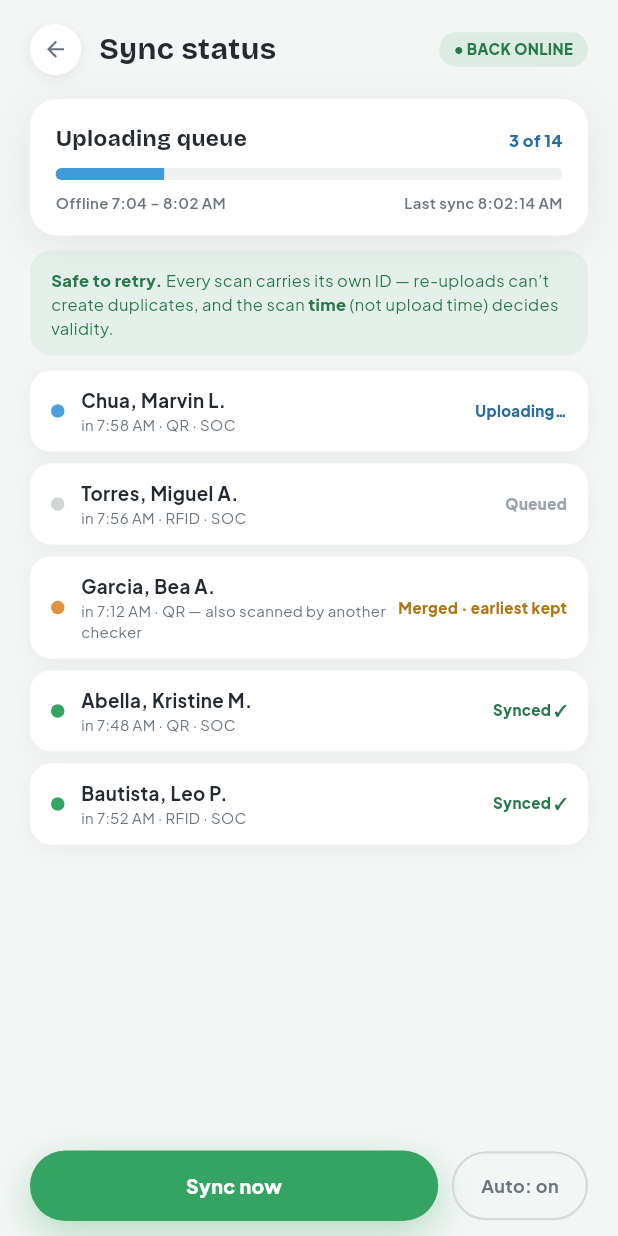
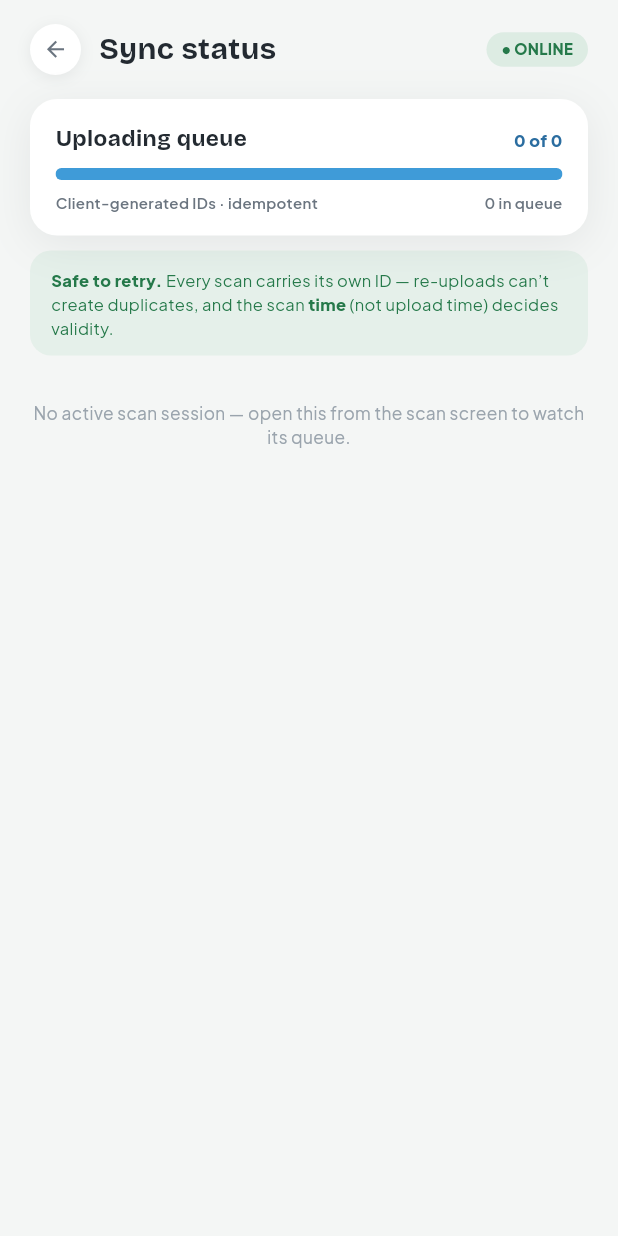
Before and after one commit to nielarcenal/mvc-csg-attendance, a Flutter app: the SyncScreen screen opened directly, on a phone screen of 412 x 824 dp. Run offline on Flutter 3.47's test engine with Material 3 defaults, Android fonts, the phone set to English and light mode, and no system bars; our stand-ins replace google_fonts, image_picker, qr_flutter, shared_preferences, supabase_flutter; missing offline and left inert: mobile_scanner; accounts and stored records are empty; project files that could hold a hidden picture were left out.

Commit message:
Checker scan/kiosk: BLUE for-review banner, per-outcome sound+haptic, RFID refocus, header counts (UX §6)
Also: manual-lookup empty-query prompt and 48px record target; sync-now
in-flight state; roster download passes the checking-close time so late
scans are flagged locally exactly like compute_scan_status will.

Co-Authored-By: Claude Fable 5 <noreply@anthropic.com>

```diff
--- a/checker_app/lib/data/scan_store.dart
+++ b/checker_app/lib/data/scan_store.dart
@@ -13,9 +13,9 @@ import 'live_repo.dart' as repo;
 /// against the cache, carries a client-generated UUID + `scannedAt`
 /// timestamp, and is queued for idempotent upsert to Supabase
 /// (`upsert_scan` RPC — earliest scanned_at wins). `scannedAt` decides
-/// validity — never the sync time. In demo mode (no backend configured)
-/// everything stays in memory and "Simulate next scan" cycles the
-/// success → duplicate → unknown states like the interactive prototype.
+/// validity — never the sync time. Both the roster cache and the queue
+/// survive app restarts (SharedPreferences), so airplane-mode scanning
+/// keeps working after a relaunch.
 
 class RosterEntry {
   const RosterEntry({
@@ -37,20 +37,46 @@ class RosterEntry {
   final String? id; // Supabase students.id
   final String? qrToken;
   final String? rfidUid;
+
+  Map<String, dynamic> toJson() => {
+        'id': id, 'name': name, 'studentNo': studentNo, 'course': course,
+        'initials': initials, 'colorSeed': colorSeed,
+        'qrToken': qrToken, 'rfidUid': rfidUid,
+      };
+
+  static RosterEntry fromJson(Map<String, dynamic> j) => RosterEntry(
+        id: j['id'], name: j['name'], studentNo: j['studentNo'],
+        course: j['course'], initials: j['initials'], colorSeed: j['colorSeed'],
+        qrToken: j['qrToken'], rfidUid: j['rfidUid'],
+      );
 }
 
-/// Mutable: live_repo replaces this with the real roster after sign-in.
-List<RosterEntry> roster = const [
-  RosterEntry(name: 'Dela Cruz, Juan Miguel', studentNo: '2023-01417', course: 'BSIT 3-A', initials: 'JD', colorSeed: 0),
-  RosterEntry(name: 'Dela Cruz, Andrea B.', studentNo: '2024-00281', course: 'BSED 2-B', initials: 'AD', colorSeed: 1),
-  RosterEntry(name: 'Dela Rosa, Rommel T.', studentNo: '2022-01904', course: 'BSN 4-A', initials: 'RD', colorSeed: 2),
-  RosterEntry(name: 'Navarro, Ella P.', studentNo: '2023-00711', course: 'BSIT 4-A', initials: 'EN', colorSeed: 0),
-  RosterEntry(name: 'Chua, Marvin L.', studentNo: '2023-01502', course: 'BSIT 2-B', initials: 'MC', colorSeed: 1),
-  RosterEntry(name: 'Torres, Miguel A.', studentNo: '2024-00644', course: 'BSBA 1-A', initials: 'MT', colorSeed: 2),
-  RosterEntry(name: 'Garcia, Bea A.', studentNo: '2024-00318', course: 'BSBA 2-A', initials: 'BG', colorSeed: 3),
-  RosterEntry(name: 'Abella, Kristine M.', studentNo: '2022-00190', course: 'BSN 3-C', initials: 'KA', colorSeed: 0),
-  RosterEntry(name: 'Bautista, Leo P.', studentNo: '2023-00933', course: 'BSED 2-A', initials: 'LB', colorSeed: 1),
-];
+/// The locally cached roster — populated by live_repo.refreshRoster() and
+/// restored from disk on launch so offline validation works after a restart.
+List<RosterEntry> roster = const [];
+
+/// When the roster cache was last refreshed from the server (null = never).
+DateTime? rosterSyncedAt;
+
+const _rosterKey = 'roster_cache_v1';
+const _rosterAtKey = 'roster_cache_at_v1';
+
+Future<void> persistRoster() async {
+  final prefs = await SharedPreferences.getInstance();
+  await prefs.setString(_rosterKey, jsonEncode(roster.map((r) => r.toJson()).toList()));
+  await prefs.setString(_rosterAtKey, (rosterSyncedAt ?? DateTime.now()).toIso8601String());
+}
+
+Future<void> restoreRoster() async {
+  final prefs = await SharedPreferences.getInstance();
+  final raw = prefs.getString(_rosterKey);
+  if (raw == null) return;
+  roster = (jsonDecode(raw) as List)
+      .map((j) => RosterEntry.fromJson(Map<String, dynamic>.from(j)))
+      .toList();
+  final at = prefs.getString(_rosterAtKey);
+  rosterSyncedAt = at == null ? null : DateTime.tryParse(at);
+}
 
 enum ScanResult { success, duplicate, unknown }
 
@@ -64,6 +90,8 @@ class ScanRecord {
     required this.result,
     required this.method,
     this.course,
+    this.forReview = false,
+    this.lateMinutes = 0,
     this.syncState = SyncState.queued,
   });
 
@@ -74,6 +102,12 @@ class ScanRecord {
   final ScanResult result;
   final String method;
   final String? course;
+
+  /// Accepted but outside the checking window (UX §6: distinct BLUE state).
+  /// The server computes the authoritative status from scanned_at; this
+  /// mirrors that rule locally so the checker sees it immediately.
+  final bool forReview;
+  final int lateMinutes;
   SyncState syncState;
 }
 
@@ -124,23 +158,24 @@ String newClientId() {
 
 const _queueKey = 'scan_queue_v1';
 
-/// Scan session used by the scan + kiosk screens. In demo mode it cycles
-/// success → duplicate → unknown like the prototype (3a); with a backend it
-/// validates real tokens against the cached roster and syncs through
-/// `upsert_scan`.
+/// Scan session used by the scan + kiosk screens: validates tokens against
+/// the cached roster, blocks duplicates locally, queues offline, and syncs
+/// through the idempotent `upsert_scan` RPC.
 class ScanSession extends ChangeNotifier {
   bool online = true;
   bool timeIn = true;
-  int scanned = 128;
+  int scanned = 0;
   int queued = 0;
-  int dupes = 3;
-  int _step = 0;
-  int _rosterIx = 0;
+  int dupes = 0;
 
-  // Live-mode context (set by events_screen before scanning starts).
+  // Event context (set by events_screen before scanning starts).
   String? eventId;
   String? eventName;
   String? windowLine;
+
+  /// When the checking window closes — scans after this are still accepted
+  /// but flagged for review locally (mirrors compute_scan_status).
+  DateTime? checkingClosesAt;
   String school = 'SOC';
   String deviceId = 'CHK-01';
   final Set<String> _scannedIn = {}; // student ids seen this session (in)
@@ -185,13 +220,7 @@ class ScanSession extends ChangeNotifier {
 
   void toggleOnline() {
     online = !online;
-    if (online) {
-      if (live) {
-        flush();
-      } else if (queued > 0) {
-        queued = 0; // demo: auto-sync on reconnect
-      }
-    }
+    if (online) flush();
     notifyListeners();
   }
 
@@ -205,8 +234,7 @@ class ScanSession extends ChangeNotifier {
     return '$hour12:${now.minute.toString().padLeft(2, '0')}';
   }
 
-  /// Camera/RFID/simulated entry point in live mode. The QR payload is
-  /// `<qr_token>` or `<qr_token>:<epoch>` (rotating student ID).
+  /// Camera/RFID entry point. The QR payload is the student's `qr_token`.
   Future<void> recordToken(String raw, {String method = 'qr'}) async {
     final token = raw.split(':').first.trim();
     final entry = roster
@@ -219,10 +247,12 @@ class ScanSession extends ChangeNotifier {
     await recordStudent(entry.first, method: method);
   }
 
-  /// Manual-lookup / camera-confirmed entry point in live mode.
+  /// Manual-lookup / camera-confirmed entry point.
   Future<void> recordStudent(RosterEntry entry, {String method = 'qr', String? note}) async {
-    if (!live || eventId == null || entry.id == null) {
-      _feedback(entry, ScanResult.success, method);
+    if (eventId == null || entry.id == null) {
+      // No event context / roster row without an id — nothing real can be
+      // recorded, so surface it as an unknown scan instead of faking success.
+      _feedback(null, ScanResult.unknown, method);
       return;
     }
     final seen = timeIn ? _scannedIn : _scannedOut;
@@ -248,24 +278,25 @@ class ScanSession extends ChangeNotifier {
   }
 
   void _feedback(RosterEntry? entry, ScanResult result, String method) {
+    final now = DateTime.now();
+    final closes = checkingClosesAt;
+    final late = result == ScanResult.success && closes != null && now.isAfter(closes);
     final record = ScanRecord(
       clientId: newClientId(),
       name: entry?.name ?? 'Unknown code',
-      time: _clock(DateTime.now()),
+      time: _clock(now),
       result: result,
       method: method.toUpperCase() == 'QR' ? 'QR' : method[0].toUpperCase() + method.substring(1),
       course: entry?.course,
+      forReview: late,
+      lateMinutes: late ? now.difference(closes).inMinutes : 0,
     );
     current = record;
     if (result == ScanResult.success) {
       scanned++;
-      if (live) {
-        queued = queue
-            .where((q) => q.state != SyncState.synced && q.state != SyncState.merged)
-            .length;
-      } else if (!online) {
-        queued++;
-      }
+      queued = queue
+          .where((q) => q.state != SyncState.synced && q.state != SyncState.merged)
+          .length;
     } else if (result == ScanResult.duplicate) {
       dupes++;
     }
@@ -331,32 +362,10 @@ class ScanSession extends ChangeNotifier {
     queued = queue.length;
   }
 
-  /// Demo/prototype behavior; in live mode it scans the next real roster
-  /// member's token so the flow can be exercised without a camera.
-  void simulateScan() {
-    if (live) {
-      final withTokens = roster.where((r) => r.qrToken != null).toList();
-      if (withTokens.isEmpty) return;
-      recordToken(withTokens[_rosterIx++ % withTokens.length].qrToken!);
-      return;
-    }
-    final result = switch (_step % 3) {
-      0 => ScanResult.success,
-      1 => ScanResult.duplicate,
-      _ => ScanResult.unknown,
-    };
-    _step++;
-    final entry = roster[_rosterIx % roster.length];
-    if (result == ScanResult.success) _rosterIx++;
-    _feedback(result == ScanResult.unknown ? null : entry, result, 'QR');
-  }
-
   void reset() {
-    scanned = live ? 0 : 128;
-    queued = live ? queue.length : 0;
-    dupes = live ? 0 : 3;
-    _step = 0;
-    _rosterIx = 0;
+    scanned = 0;
+    queued = queue.length;
+    dupes = 0;
     current = null;
     recent.clear();
     notifyListeners();
--- a/checker_app/lib/screens/events_screen.dart
+++ b/checker_app/lib/screens/events_screen.dart
@@ -82,6 +82,7 @@ class _EventsScreenState extends State<EventsScreen> {
     if (today == null) return;
     _session.eventName = today.name;
     _session.windowLine = today.windowLine;
+    _session.checkingClosesAt = today.closesAt;
     await _session.startEvent(eventId: today.id, school: today.school);
     if (!mounted) return;
     Navigator.of(context).push(MaterialPageRoute(
--- a/checker_app/lib/screens/sync_screen.dart
+++ b/checker_app/lib/screens/sync_screen.dart
@@ -1,11 +1,11 @@
 import 'package:flutter/material.dart';
-import '../data/live_repo.dart' as repo;
 import '../theme.dart';
 import '../data/scan_store.dart';
 
-/// 5a — Sync status: BACK ONLINE pill, upload progress, "safe to retry"
-/// note, per-scan rows (uploading / queued / merged / synced), Sync now.
-/// With a backend + session the rows are the real offline queue.
+/// 5a — Sync status: upload progress, "safe to retry" note, per-scan rows
+/// (uploading / queued / merged / synced), Sync now. The rows are the real
+/// offline queue of the active scan session; without a session the queue
+/// view is empty.
 class SyncScreen extends StatefulWidget {
   const SyncScreen({super.key, this.session});
 
@@ -28,33 +28,26 @@ class _SyncScreenState extends State<SyncScreen> with SingleTickerProviderStateM
     duration: const Duration(seconds: 1),
   )..repeat(reverse: true);
 
-  final _demoItems = [
-    _SyncItem('Chua, Marvin L.', 'in 7:58 AM · QR · SOC', SyncState.uploading),
-    _SyncItem('Torres, Miguel A.', 'in 7:56 AM · RFID · SOC', SyncState.queued),
-    _SyncItem('Garcia, Bea A.', 'in 7:12 AM · QR — also scanned by another checker',
-        SyncState.merged),
-    _SyncItem('Abella, Kristine M.', 'in 7:48 AM · QR · SOC', SyncState.synced),
-    _SyncItem('Bautista, Leo P.', 'in 7:52 AM · RFID · SOC', SyncState.synced),
-  ];
-  int _done = 3;
-  int _total = 14;
+  int _done = 0;
+  int _total = 0;
 
-  bool get _live => repo.hasBackend && widget.session != null;
+  ScanSession? get s => widget.session;
 
   @override
   void initState() {
     super.initState();
-    if (_live) {
-      _total = widget.session!.queue.length;
+    final session = s;
+    if (session != null) {
+      _total = session.queue.length;
       _done = 0;
-      widget.session!.addListener(_onSession);
+      session.addListener(_onSession);
     }
   }
 
   void _onSession() {
     if (!mounted) return;
     setState(() {
-      final remaining = widget.session!.queue
+      final remaining = s!.queue
           .where((q) => q.state == SyncState.queued || q.state == SyncState.uploading)
           .length;
       _done = (_total - remaining).clamp(0, _total);
@@ -62,7 +55,8 @@ class _SyncScreenState extends State<SyncScreen> with SingleTickerProviderStateM
   }
 
   List<_SyncItem> get _items {
-    if (!_live) return _demoItems;
+    final session = s;
+    if (session == null) return const [];
     String nameOf(String studentId) =>
         roster.where((r) => r.id == studentId).firstOrNull?.name ?? 'Student';
     String clock(String iso) {
@@ -71,7 +65,7 @@ class _SyncScreenState extends State<SyncScreen> with SingleTickerProviderStateM
       return '$h:${d.minute.toString().padLeft(2, '0')} ${d.hour < 12 ? 'AM' : 'PM'}';
     }
 
-    return widget.session!.queue
+    return session.queue
         .map((q) => _SyncItem(
               nameOf(q.studentId),
               '${q.scanType} ${clock(q.scannedAt)} · ${q.method.toUpperCase()} · ${q.school}',
@@ -82,28 +76,23 @@ class _SyncScreenState extends State<SyncScreen> with SingleTickerProviderStateM
 
   @override
   void dispose() {
-    if (_live) widget.session!.removeListener(_onSession);
+    s?.removeListener(_onSession);
     _pulse.dispose();
     super.dispose();
   }
 
+  bool _syncing = false;
+
   Future<void> _syncNow() async {
-    if (_live) {
-      await widget.session!.flush();
-      return;
-    }
-    setState(() {
-      for (final i in _demoItems) {
-        if (i.state == SyncState.queued || i.state == SyncState.uploading) {
-          i.state = SyncState.synced;
-        }
-      }
-      _done = _total;
-    });
+    if (_syncing) return;
+    setState(() => _syncing = true);
+    await s?.flush();
+    if (mounted) setState(() => _syncing = false);
   }
 
   @override
   Widget build(BuildContext context) {
+    final online = s?.online ?? true;
     return Scaffold(
       body: SafeArea(
         child: Column(
@@ -116,7 +105,10 @@ class _SyncScreenState extends State<SyncScreen> with SingleTickerProviderStateM
                   const BackDot(),
                   const SizedBox(width: 12),
                   Expanded(child: Text('Sync status', style: T.display(20))),
-                  StatusChip.green('● BACK ONLINE'),
+                  if (online)
+                    StatusChip.green('● ONLINE')
+                  else
+                    StatusChip.orange('● OFFLINE'),
                 ],
               ),
             ),
@@ -155,9 +147,9 @@ class _SyncScreenState extends State<SyncScreen> with SingleTickerProviderStateM
                         Row(
                           mainAxisAlignment: MainAxisAlignment.spaceBetween,
                           children: [
-                            Text(_live ? 'Client-generated IDs · idempotent' : 'Offline 7:04 – 8:02 AM',
+                            Text('Client-generated IDs · idempotent',
                                 style: T.ui(10, weight: FontWeight.w600, color: T.text2)),
-                            Text(_live ? '${_items.length} in queue' : 'Last sync 8:02:14 AM',
+                            Text('${_items.length} in queue',
                                 style: T.ui(10, weight: FontWeight.w600, color: T.text2)),
                           ],
                         ),
@@ -192,27 +184,27 @@ class _SyncScreenState extends State<SyncScreen> with SingleTickerProviderStateM
                     _row(item),
                     const SizedBox(height: 8),
                   ],
-                  if (_live && _items.isEmpty)
+                  if (_items.isEmpty)
                     Padding(
                       padding: const EdgeInsets.only(top: 20),
                       child: Center(
-                        child: Text('Queue is clear — every scan is on the server.',
+                        child: Text(
+                            s == null
+                                ? 'No active scan session — open this from the scan screen to watch its queue.'
+                                : 'Queue is clear — every scan is on the server.',
+                            textAlign: TextAlign.center,
                             style: T.ui(11.5, color: T.muted)),
                       ),
                     ),
                 ],
               ),
             ),
-            Padding(
-              padding: const EdgeInsets.fromLTRB(20, 8, 20, 10),
-              child: Row(
-                children: [
-                  Expanded(child: PillButton('Sync now', onTap: () { _syncNow(); }, fontSize: 13)),
-                  const SizedBox(width: 9),
-                  const GhostButton('Auto: on'),
-                ],
+            if (s != null)
+              Padding(
+                padding: const EdgeInsets.fromLTRB(20, 8, 20, 10),
+                child: PillButton(_syncing ? 'Syncing…' : 'Sync now',
+                    busy: _syncing, onTap: _syncNow, fontSize: 13),
               ),
-            ),
           ],
         ),
       ),
```
Also changed, not shown: checker_app/lib/data/live_repo.dart (+26 -6 lines), checker_app/lib/main.dart (+34 -0 lines), checker_app/lib/screens/kiosk_screen.dart (+22 -23 lines), checker_app/lib/screens/manual_lookup_screen.dart (+32 -30 lines), checker_app/lib/screens/scan_screen.dart (+68 -52 lines).
